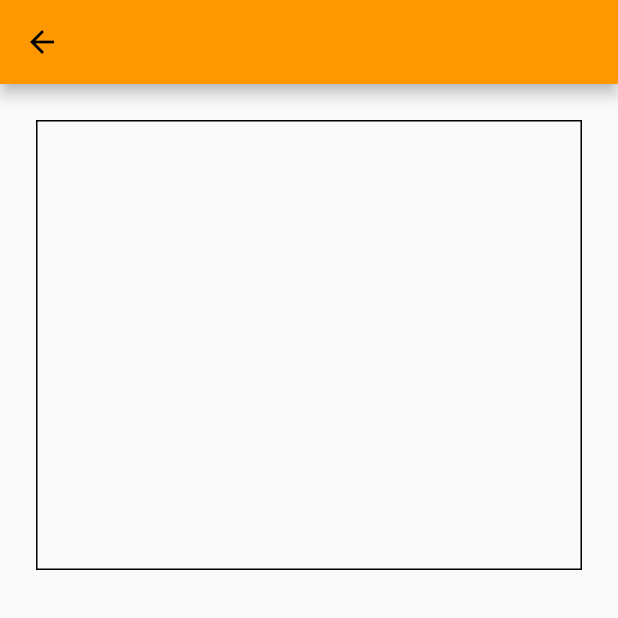
After one commit to shimano-yuuki/Strength_Chronicle, a Flutter app: the screen it shows after launch, after a tap on "アームカール", on a phone screen of 412 x 824 dp, the top half of it. The commit adds this screen. Run offline on Flutter 3.47's test engine with Material 2 defaults, Android fonts, the phone set to English and light mode, and no system bars; our stand-ins replace animated_bottom_navigation_bar, flutter_riverpod, table_calendar.

Commit message:
メモページdsの詳細画面を作成

```diff
--- /dev/null
+++ b/lib/view/memo_detail_page.dart
@@ -0,0 +1,31 @@
+import 'package:flutter/material.dart';
+
+class MemoDetailPage extends StatelessWidget {
+  const MemoDetailPage({Key? key}) : super(key: key);
+
+  @override
+  Widget build(BuildContext context) {
+    return Scaffold(
+      appBar: AppBar(),
+      body: Padding(
+        padding: const EdgeInsets.symmetric(horizontal: 24),
+        child: SafeArea(
+          child: Column(
+            children: [
+              /// メモの詳細情報を載せる(各々のデータを持ってくる) ///
+              SizedBox(height: 24,),
+              Container(
+                height: 300,
+                decoration: BoxDecoration(
+                  border: Border.all()
+                ),
+              )
+
+
+            ],
+          ),
+        ),
+      ),
+    );
+  }
+}
--- a/lib/view/memo_page.dart
+++ b/lib/view/memo_page.dart
@@ -1,5 +1,6 @@
 import 'package:flutter/material.dart';
 import 'package:flutter_riverpod/flutter_riverpod.dart';
+import 'package:workout_app/view/memo_detail_page.dart';
 
 class MemoPage extends ConsumerWidget {
   const MemoPage({Key? key}) : super(key: key);
@@ -80,15 +81,15 @@ class MemoPage extends ConsumerWidget {
           );
         });
   }
-
   @override
   Widget build(BuildContext context, WidgetRef ref) {
+
     return DefaultTabController(
       initialIndex: 0,
       length: 7,
       child: SafeArea(
         child: Scaffold(
-          appBar: const TabBar(
+          appBar: TabBar(
             // isScrollable: true,
               tabs: [
                 Tab(text: '全て',),
@@ -101,7 +102,7 @@ class MemoPage extends ConsumerWidget {
               ],
           ),
           // appBar: AppBar(),
-          body: const TabBarView(
+          body:  TabBarView(
             children: [
               Center(
                 child: Column(
@@ -145,9 +146,8 @@ class MemoCardWidget extends StatelessWidget {
 
   @override
   Widget build(BuildContext context) {
-    return Column(
-        children: [
-          SizedBox(
+    return InkWell(
+      child: SizedBox(
         width: 300,
         height: 50,
         child: Card(
@@ -169,7 +169,11 @@ class MemoCardWidget extends StatelessWidget {
           ),
         ),
       ),
-        ],
+      onTap: (){
+        /// メモのデータ ///
+        /// 画面遷移 ///
+        Navigator.push(context, MaterialPageRoute(builder: (context) => MemoDetailPage()));
+      }
     );
   }
 }
```
Also changed, not shown: lib/view/widget/bottom_sheet.dart (renamed from lib/widget/bottom_sheet.dart). Lines whose indentation alone changed are shown as unchanged.
